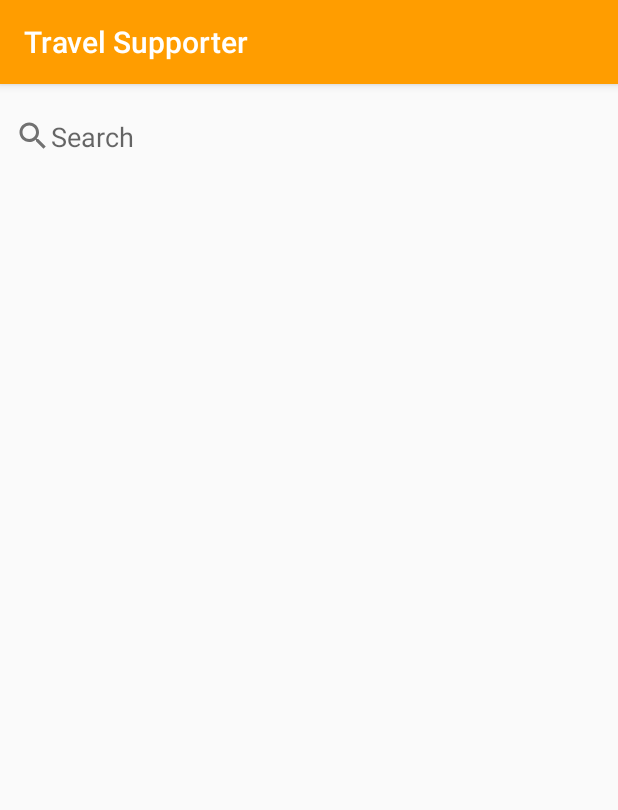
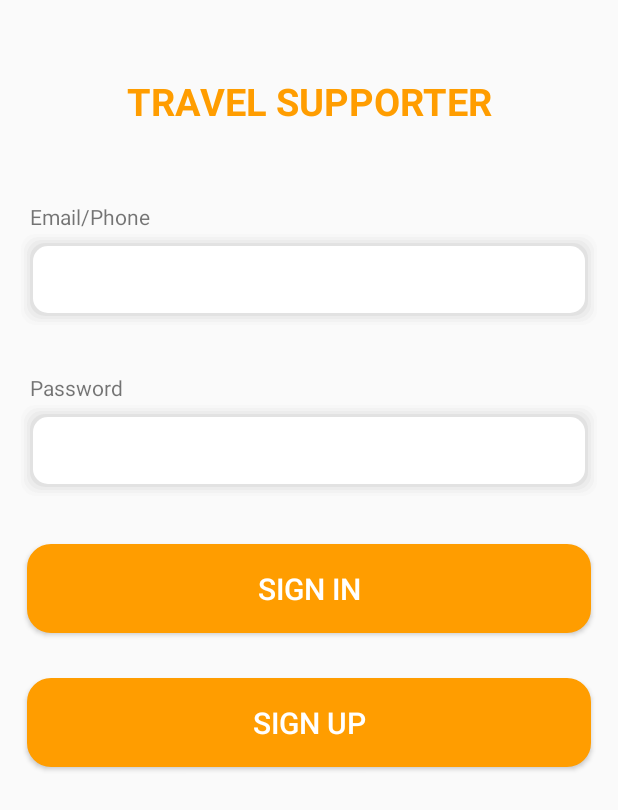
Before and after one commit to dinhhn2000/iOS-CQ2017-32, an Android app: the screen it shows after launch (TourListActivity before the commit, LoginActivity after it), on a phone screen of 412 x 824 dp. Shown: the top 810 px of the screen. Run offline under Robolectric (Android 15) with nearby library versions, the light colour scheme and no system bars.

Commit message:
+ Login Activity

```diff
--- a/app/src/main/java/com/example/travelsupporter/API/TourListResponse.java
+++ b/app/src/main/java/com/example/travelsupporter/API/TourListResponse.java
@@ -1,11 +1,10 @@
 package com.example.travelsupporter.API;
 
-import com.example.travelsupporter.Tour;
+import com.example.travelsupporter.utils.Tour;
 import com.google.gson.annotations.Expose;
 import com.google.gson.annotations.SerializedName;
 
 import java.util.ArrayList;
-import java.util.List;
 
 public class TourListResponse {
     @SerializedName("total")
--- a/app/src/main/java/com/example/travelsupporter/API/Travel_Supporter_Client.java
+++ b/app/src/main/java/com/example/travelsupporter/API/Travel_Supporter_Client.java
@@ -1,23 +1,17 @@
 package com.example.travelsupporter.API;
-
-import com.example.travelsupporter.Tour;
-
-import java.util.List;
 
 import retrofit2.Call;
 import retrofit2.http.Body;
 import retrofit2.http.GET;
 import retrofit2.http.Headers;
 import retrofit2.http.POST;
-import retrofit2.http.Path;
 import retrofit2.http.Query;
 
 public interface Travel_Supporter_Client {
 
-    @Headers("Authorization: eyJhbGciOiJIUzI1NiIsInR5cCI6IkpXVCJ9.eyJ1c2VySWQiOiIzNCIsInBob25lIjoiMDk5NzMzNzA5MCIsImVtYWlsIjoiZGluaDAwMUBnbWFpbC5jb20iLCJleHAiOjE1NzU3MzE0OTQ1NTQsImFjY291bnQiOiJ1c2VyIiwiaWF0IjoxNTczMTM5NDk0fQ.gXtMxnjlNp4Ruf5n4a-oolfS06wGkuc0I9SqUbLSKrk")
     @GET("tour/list")
     Call<TourListResponse> getTourList(@Query("pageNum") int pageNum, @Query("rowPerPage") int rowPerPage);
 
-//    @POST("/user/login")
-//    Call<LoginRequest> login(@Body LoginRequest body)
+    @POST("user/login")
+    Call<LoginResponse> login(@Body LoginRequest loginRequest);
 }
--- /dev/null
+++ b/app/src/main/java/com/example/travelsupporter/LoginActivity.java
@@ -0,0 +1,75 @@
+package com.example.travelsupporter;
+
+import androidx.appcompat.app.AppCompatActivity;
+
+import android.content.Context;
+import android.content.SharedPreferences;
+import android.os.Bundle;
+import android.view.View;
+import android.widget.Button;
+import android.widget.EditText;
+import android.widget.Toast;
+
+import com.example.travelsupporter.API.LoginResponse;
+import com.example.travelsupporter.API.Travel_Supporter_Client;
+import com.example.travelsupporter.API.LoginRequest;
+
+import retrofit2.Call;
+import retrofit2.Callback;
+import retrofit2.Response;
+import retrofit2.Retrofit;
+import retrofit2.converter.gson.GsonConverterFactory;
+
+public class LoginActivity extends AppCompatActivity {
+
+    @Override
+    protected void onCreate(Bundle savedInstanceState) {
+        super.onCreate(savedInstanceState);
+        setContentView(R.layout.activity_login);
+
+        final SharedPreferences sharedPreferences = getSharedPreferences("authentication", Context.MODE_PRIVATE);
+        final SharedPreferences.Editor editor = sharedPreferences.edit();
+
+        final Retrofit.Builder builder = new Retrofit.Builder()
+                .baseUrl("http://35.197.153.192:3000/")
+                .addConverterFactory(GsonConverterFactory.create());
+
+        Retrofit retrofit = builder.build();
+        final Travel_Supporter_Client client = retrofit.create(Travel_Supporter_Client.class);
+
+        final EditText email_phone = findViewById(R.id.email_phone);
+        final EditText password = findViewById(R.id.password);
+        Button signInBtn = findViewById(R.id.signInBtn);
+
+        signInBtn.setOnClickListener(new View.OnClickListener() {
+            @Override
+            public void onClick(View v) {
+                LoginRequest loginRequest = new LoginRequest(email_phone.getText().toString(), password.getText().toString());
+                Call<LoginResponse> call = client.login(loginRequest);
+
+                call.enqueue(new Callback<LoginResponse>() {
+                    @Override
+                    public void onResponse(Call<LoginResponse> call, Response<LoginResponse> response) {
+                        if (!response.isSuccessful()) {
+                            Toast.makeText(getApplicationContext(), "Error code: " + response.code(), Toast.LENGTH_SHORT).show();
+                            return;
+                        }
+                        LoginResponse data = response.body();
+                        if (data != null && data.getToken() != null) {
+                            editor.putString("token", data.getToken());
+                            editor.apply();
+                        }
+                    }
+
+                    @Override
+                    public void onFailure(Call<LoginResponse> call, Throwable t) {
+                        Toast.makeText(getApplicationContext(), "Error: " + t.getMessage(), Toast.LENGTH_SHORT).show();
+                    }
+                });
+
+            }
+        });
+
+
+    }
+}
--- a/app/src/main/java/com/example/travelsupporter/TourListActivity.java
+++ b/app/src/main/java/com/example/travelsupporter/TourListActivity.java
@@ -10,9 +10,10 @@ import android.widget.Toast;
 
 import com.example.travelsupporter.API.TourListResponse;
 import com.example.travelsupporter.API.Travel_Supporter_Client;
+import com.example.travelsupporter.Custom_Adapter.tourListAdapter;
+import com.example.travelsupporter.utils.Tour;
 
 import java.util.ArrayList;
-import java.util.List;
 
 import retrofit2.Call;
 import retrofit2.Callback;
@@ -22,7 +23,6 @@ import retrofit2.converter.gson.GsonConverterFactory;
 
 public class TourListActivity extends AppCompatActivity {
 
-    private boolean isLoading = true;
     private ArrayList<Tour> tourList = new ArrayList<>();
     private int pageNum = 1;
     private ListView lvTour;
--- a/app/src/main/java/com/example/travelsupporter/Tour.java
+++ b/app/src/main/java/com/example/travelsupporter/utils/Tour.java
@@ -1,4 +1,4 @@
-package com.example.travelsupporter;
+package com.example.travelsupporter.utils;
 
 public class Tour {
     private long id;
--- /dev/null
+++ b/app/src/main/res/drawable/border_rounded.xml
@@ -0,0 +1,24 @@
+<?xml version="1.0" encoding="utf-8"?>
+<selector xmlns:android="http://schemas.android.com/apk/res/android" >
+    <item android:state_pressed="true" >
+        <shape android:shape="rectangle"  >
+            <corners android:radius="15dp" />
+            <stroke android:width="1dp" android:color="#5e7974" />
+            <gradient android:angle="-90" android:startColor="#345953" android:endColor="#689a92"  />
+        </shape>
+    </item>
+    <item android:state_focused="true">
+        <shape android:shape="rectangle"  >
+            <corners android:radius="15dp" />
+            <stroke android:width="1dp" android:color="#5e7974" />
+            <solid android:color="#58857e"/>
+        </shape>
+    </item>
+    <item >
+        <shape android:shape="rectangle"  >
+            <corners android:radius="15dp" />
+            <stroke android:width="1dp" android:color="#5e7974" />
+            <gradient android:angle="-90" android:startColor="#8dbab3" android:endColor="#58857e" />
+        </shape>
+    </item>
+</selector>
--- /dev/null
+++ b/app/src/main/res/layout/activity_login.xml
@@ -0,0 +1,87 @@
+<?xml version="1.0" encoding="utf-8"?>
+<androidx.constraintlayout.widget.ConstraintLayout xmlns:android="http://schemas.android.com/apk/res/android"
+    xmlns:app="http://schemas.android.com/apk/res-auto"
+    xmlns:tools="http://schemas.android.com/tools"
+    android:layout_width="match_parent"
+    android:layout_height="match_parent"
+    tools:context=".LoginActivity">
+
+    <TextView
+        android:id="@+id/APP_NAME"
+        android:layout_width="match_parent"
+        android:layout_height="wrap_content"
+        android:padding="50dp"
+        android:text="TRAVEL SUPPORTER"
+        android:textAlignment="center"
+        android:textColor="@color/colorPrimary"
+        android:textSize="25dp"
+        android:textStyle="bold"
+        app:layout_constraintTop_toTopOf="parent" />
+
+    <LinearLayout
+        android:layout_width="match_parent"
+        android:layout_height="wrap_content"
+        android:orientation="vertical"
+        app:layout_constraintTop_toBottomOf="@+id/APP_NAME"
+        tools:layout_editor_absoluteX="0dp">
+
+        <TextView
+            android:layout_width="match_parent"
+            android:layout_height="wrap_content"
+            android:paddingStart="20dp"
+            android:text="Email/Phone" />
+
+        <EditText
+            android:id="@+id/email_phone"
+            android:layout_width="match_parent"
+            android:layout_height="wrap_content"
+            android:layout_marginHorizontal="12dp"
+            android:background="@drawable/border_rounded_shadow"
+            android:padding="20dp" />
+
+        <TextView
+            android:layout_width="match_parent"
+            android:layout_height="wrap_content"
+            android:layout_marginTop="30dp"
+            android:paddingStart="20dp"
+            android:text="Password" />
+
+        <EditText
+            android:id="@+id/password"
+            android:layout_width="match_parent"
+            android:layout_height="wrap_content"
+            android:layout_marginHorizontal="12dp"
+            android:background="@drawable/border_rounded_shadow"
+            android:inputType="textPassword"
+            android:padding="20dp" />
+
+        <Button
+            android:id="@+id/signInBtn"
+            android:layout_width="match_parent"
+            android:layout_height="wrap_content"
+            android:layout_marginHorizontal="18dp"
+            android:layout_marginTop="30dp"
+            android:background="@drawable/border_rounded"
+            android:backgroundTint="@color/colorPrimary"
+            android:padding="16dp"
+            android:textColor="#FFFFFF"
+            android:text="sign in"
+            android:textSize="20dp" />
+
+        <Button
+            android:id="@+id/signUpBtn"
+            android:layout_width="match_parent"
+            android:layout_height="wrap_content"
+            android:layout_marginHorizontal="18dp"
+            android:layout_marginVertical="30dp"
+            android:background="@drawable/border_rounded"
+            android:backgroundTint="@color/colorPrimary"
+            android:padding="16dp"
+            android:textColor="#FFFFFF"
+            android:text="sign up"
+            android:textSize="20dp" />
+
+
+    </LinearLayout>
+
+</androidx.constraintlayout.widget.ConstraintLayout>
```
Also changed, not shown: app/src/main/AndroidManifest.xml (+6 -4 lines), app/src/main/java/com/example/travelsupporter/API/LoginRequest.java (added, +27 -0 lines), app/src/main/java/com/example/travelsupporter/API/LoginResponse.java (added, +47 -0 lines), app/src/main/java/com/example/travelsupporter/Custom_Adapter/tourListAdapter.java (renamed from app/src/main/java/com/example/travelsupporter/tourListAdapter.java, +3 -5 lines).
